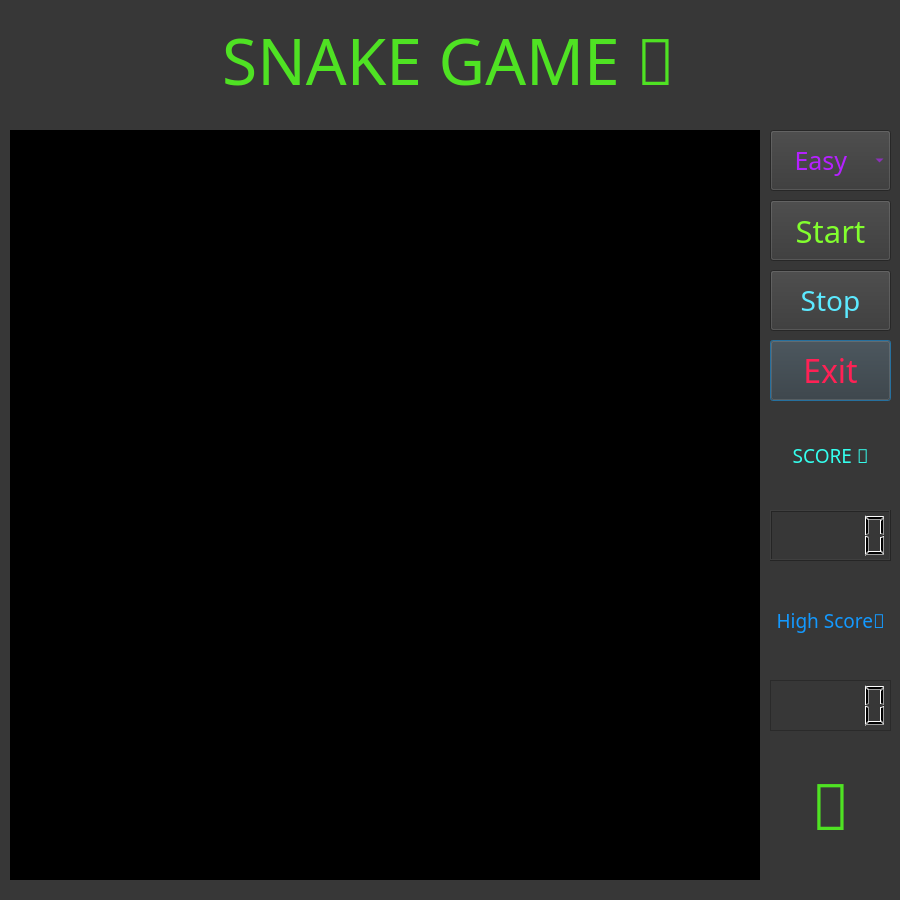
The window that snake_game.ui (EslamVx/Snake-Game) describes before a commit, drawn with Qt 5.
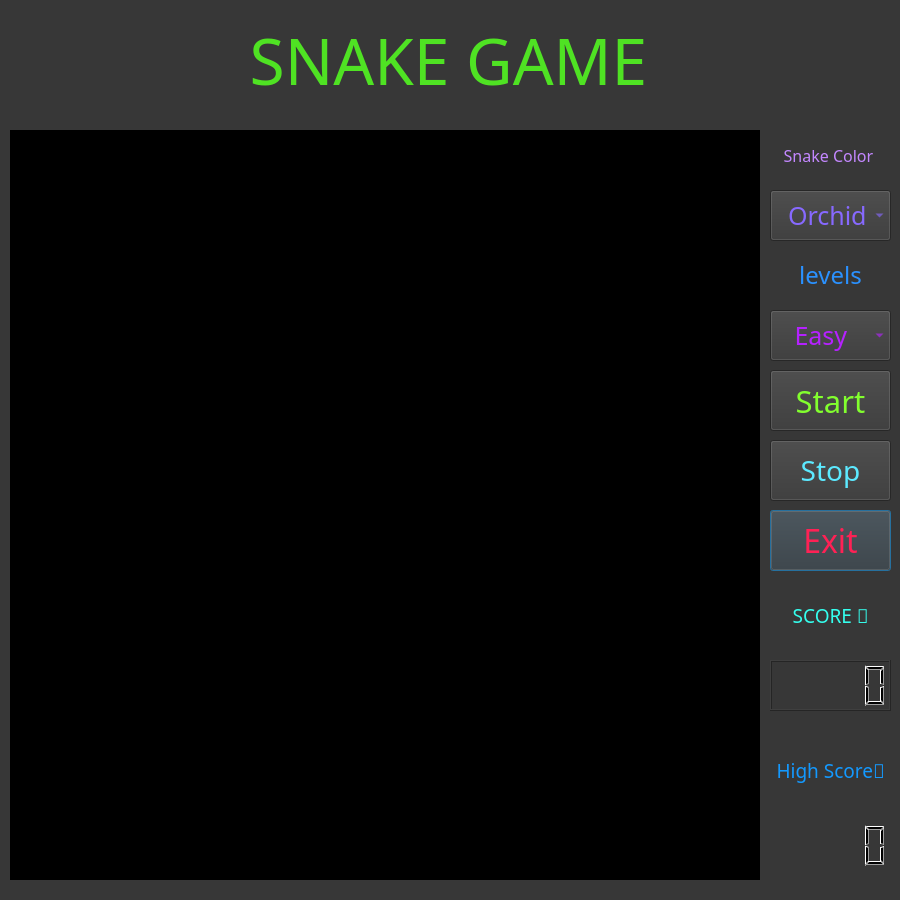
The same window after the commit.

What changed in the file:
```diff
--- a/snake_game.ui
+++ b/snake_game.ui
@@ -40,7 +40,7 @@
    <property name="geometry">
     <rect>
      <x>770</x>
-     <y>340</y>
+     <y>510</y>
      <width>121</width>
      <height>61</height>
     </rect>
@@ -65,7 +65,7 @@
    <property name="geometry">
     <rect>
      <x>770</x>
-     <y>270</y>
+     <y>440</y>
      <width>121</width>
      <height>61</height>
     </rect>
@@ -90,7 +90,7 @@
    <property name="geometry">
     <rect>
      <x>770</x>
-     <y>510</y>
+     <y>660</y>
      <width>121</width>
      <height>51</height>
     </rect>
@@ -100,7 +100,7 @@
    <property name="geometry">
     <rect>
      <x>770</x>
-     <y>420</y>
+     <y>580</y>
      <width>121</width>
      <height>71</height>
     </rect>
@@ -122,7 +122,7 @@
    <property name="geometry">
     <rect>
      <x>770</x>
-     <y>580</y>
+     <y>730</y>
      <width>121</width>
      <height>81</height>
     </rect>
@@ -144,7 +144,7 @@
    <property name="geometry">
     <rect>
      <x>770</x>
-     <y>680</y>
+     <y>820</y>
      <width>121</width>
      <height>51</height>
     </rect>
@@ -153,14 +153,12 @@
     <font>
      <family>Forte</family>
      <pointsize>12</pointsize>
+     <weight>50</weight>
      <bold>false</bold>
     </font>
    </property>
    <property name="frameShape">
-    <enum>QFrame::Shape::StyledPanel</enum>
-   </property>
-   <property name="frameShadow">
-    <enum>QFrame::Shadow::Sunken</enum>
+    <enum>QFrame::NoFrame</enum>
    </property>
   </widget>
   <widget class="QLabel" name="label">
@@ -179,14 +177,14 @@
     </font>
    </property>
    <property name="text">
-    <string>&lt;html&gt;&lt;head/&gt;&lt;body&gt;&lt;p align=&quot;center&quot;&gt;&lt;span style=&quot; font-size:48pt; color:#4fe223;&quot;&gt;SNAKE GAME 🐍&lt;/span&gt;&lt;/p&gt;&lt;/body&gt;&lt;/html&gt;</string>
+    <string>&lt;html&gt;&lt;head/&gt;&lt;body&gt;&lt;p align=&quot;center&quot;&gt;&lt;span style=&quot; font-size:48pt; color:#4fe223;&quot;&gt;SNAKE GAME&lt;/span&gt;&lt;/p&gt;&lt;/body&gt;&lt;/html&gt;</string>
    </property>
   </widget>
   <widget class="QPushButton" name="StartButton">
    <property name="geometry">
     <rect>
      <x>770</x>
-     <y>200</y>
+     <y>370</y>
      <width>121</width>
      <height>61</height>
     </rect>
@@ -210,32 +208,13 @@
     <bool>false</bool>
    </property>
   </widget>
-  <widget class="QLabel" name="label_2">
-   <property name="geometry">
-    <rect>
-     <x>770</x>
-     <y>740</y>
-     <width>121</width>
-     <height>131</height>
-    </rect>
-   </property>
-   <property name="font">
-    <font>
-     <family>Forte</family>
-     <pointsize>38</pointsize>
-    </font>
-   </property>
-   <property name="text">
-    <string>&lt;html&gt;&lt;head/&gt;&lt;body&gt;&lt;p align=&quot;center&quot;&gt;&lt;span style=&quot; font-size:48pt; color:#4fe223;&quot;&gt;🐍&lt;/span&gt;&lt;/p&gt;&lt;/body&gt;&lt;/html&gt;</string>
-   </property>
-  </widget>
   <widget class="QComboBox" name="comboBox">
    <property name="geometry">
     <rect>
      <x>770</x>
-     <y>130</y>
+     <y>310</y>
      <width>121</width>
-     <height>61</height>
+     <height>51</height>
     </rect>
    </property>
    <property name="font">
@@ -263,6 +242,89 @@
     </property>
    </item>
   </widget>
+  <widget class="QComboBox" name="comboBox2">
+   <property name="geometry">
+    <rect>
+     <x>770</x>
+     <y>190</y>
+     <width>121</width>
+     <height>51</height>
+    </rect>
+   </property>
+   <property name="font">
+    <font>
+     <family>Forte</family>
+     <pointsize>19</pointsize>
+    </font>
+   </property>
+   <property name="styleSheet">
+    <string notr="true">Color:rgb(135, 105, 255);</string>
+   </property>
+   <item>
+    <property name="text">
+     <string>  Orchid</string>
+    </property>
+   </item>
+   <item>
+    <property name="text">
+     <string>   Green</string>
+    </property>
+   </item>
+   <item>
+    <property name="text">
+     <string>    Red</string>
+    </property>
+   </item>
+   <item>
+    <property name="text">
+     <string>    Blue</string>
+    </property>
+   </item>
+  </widget>
+  <widget class="QLabel" name="HighScoreLabel_2">
+   <property name="geometry">
+    <rect>
+     <x>770</x>
+     <y>130</y>
+     <width>121</width>
+     <height>51</height>
+    </rect>
+   </property>
+   <property name="font">
+    <font>
+     <family>Forte</family>
+     <pointsize>16</pointsize>
+    </font>
+   </property>
+   <property name="styleSheet">
+    <string notr="true">color: rgb(195, 135, 255);</string>
+   </property>
+   <property name="text">
+    <string>&lt;html&gt;&lt;head/&gt;&lt;body&gt;&lt;p align=&quot;center&quot;&gt;&lt;span style=&quot; font-size:12pt;&quot;&gt;Snake Color &lt;/span&gt;&lt;/p&gt;&lt;/body&gt;&lt;/html&gt;</string>
+   </property>
+  </widget>
+  <widget class="QLabel" name="HighScoreLabel_3">
+   <property name="geometry">
+    <rect>
+     <x>770</x>
+     <y>250</y>
+     <width>121</width>
+     <height>51</height>
+    </rect>
+   </property>
+   <property name="font">
+    <font>
+     <family>Forte</family>
+     <pointsize>13</pointsize>
+    </font>
+   </property>
+   <property name="styleSheet">
+    <string notr="true">color: rgb(42, 145, 255);</string>
+   </property>
+   <property name="text">
+    <string>&lt;html&gt;&lt;head/&gt;&lt;body&gt;&lt;p align=&quot;center&quot;&gt;&lt;span style=&quot; font-size:18pt;&quot;&gt;levels&lt;/span&gt;&lt;/p&gt;&lt;/body&gt;&lt;/html&gt;</string>
+   </property>
+  </widget>
   <zorder>CurrentScore</zorder>
   <zorder>GameScreen</zorder>
   <zorder>EndButton</zorder>
```
Left out of the diff: 4 changed lines with no effect on the pictures.
